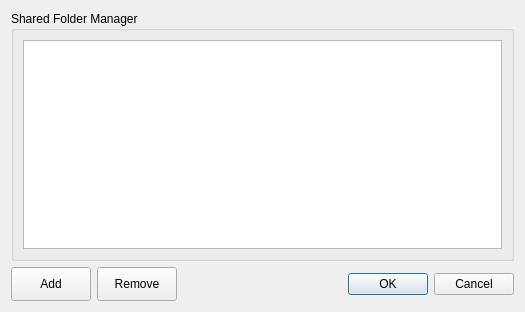
The window that retroshare-gui/src/gui/ShareManager.ui (RetroShare/RetroShare) describes before a commit, drawn with Qt 5.
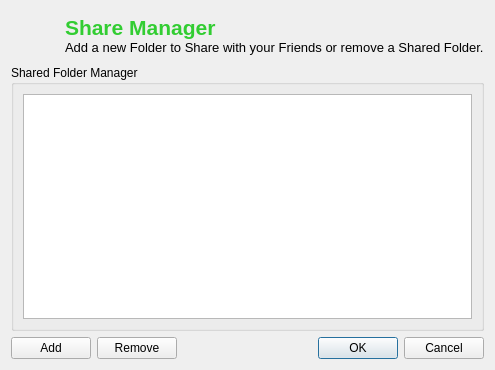
The same window after the commit. Icons and pictures are not drawn.

Commit message: * improved little bit Share Manager Design

Diff of the .ui file:
```diff
--- a/retroshare-gui/src/gui/ShareManager.ui
+++ b/retroshare-gui/src/gui/ShareManager.ui
@@ -5,8 +5,8 @@
    <rect>
     <x>0</x>
     <y>0</y>
-    <width>525</width>
-    <height>312</height>
+    <width>492</width>
+    <height>370</height>
    </rect>
   </property>
   <property name="windowTitle" >
@@ -17,6 +17,43 @@
   </property>
   <layout class="QGridLayout" >
    <item row="0" column="0" colspan="4" >
+    <layout class="QGridLayout" >
+     <item row="0" column="0" >
+      <widget class="QLabel" name="piclabel" >
+       <property name="minimumSize" >
+        <size>
+         <width>48</width>
+         <height>48</height>
+        </size>
+       </property>
+       <property name="maximumSize" >
+        <size>
+         <width>48</width>
+         <height>48</height>
+        </size>
+       </property>
+       <property name="text" >
+        <string/>
+       </property>
+       <property name="pixmap" >
+        <pixmap resource="images.qrc" >:/images/fileshare48.png</pixmap>
+       </property>
+      </widget>
+     </item>
+     <item row="0" column="1" >
+      <widget class="QLabel" name="label_2" >
+       <property name="text" >
+        <string>&lt;html>&lt;head>&lt;meta name="qrichtext" content="1" />&lt;style type="text/css">
+p, li { white-space: pre-wrap; }
+&lt;/style>&lt;/head>&lt;body style=" font-family:'Sans Serif'; font-size:9pt; font-weight:400; font-style:normal;">
+&lt;p style=" margin-top:0px; margin-bottom:0px; margin-left:0px; margin-right:0px; -qt-block-indent:0; text-indent:0px;">&lt;span style=" font-size:16pt; font-weight:600; color:#32cd32;">Share Manager&lt;/span>&lt;/p>
+&lt;p style=" margin-top:0px; margin-bottom:0px; margin-left:0px; margin-right:0px; -qt-block-indent:0; text-indent:0px; font-size:16pt;">&lt;span style=" font-size:10pt;">Add a new Folder to Share with your Friends or remove a Shared Folder.&lt;/span>&lt;/p>&lt;/body>&lt;/html></string>
+       </property>
+      </widget>
+     </item>
+    </layout>
+   </item>
+   <item row="1" column="0" colspan="4" >
     <widget class="QGroupBox" name="groupBox" >
      <property name="title" >
       <string>Shared Folder Manager</string>
@@ -28,12 +65,12 @@
      </layout>
     </widget>
    </item>
-   <item row="1" column="0" >
+   <item row="2" column="0" >
     <widget class="QPushButton" name="addButton" >
      <property name="minimumSize" >
       <size>
-       <width>34</width>
-       <height>34</height>
+       <width>27</width>
+       <height>0</height>
       </size>
      </property>
      <property name="maximumSize" >
@@ -56,12 +93,12 @@
      </property>
     </widget>
    </item>
-   <item row="1" column="1" >
+   <item row="2" column="1" >
     <widget class="QPushButton" name="removeButton" >
      <property name="minimumSize" >
       <size>
-       <width>34</width>
-       <height>34</height>
+       <width>0</width>
+       <height>0</height>
       </size>
      </property>
      <property name="maximumSize" >
@@ -78,13 +115,13 @@
      </property>
      <property name="iconSize" >
       <size>
-       <width>24</width>
-       <height>24</height>
+       <width>16</width>
+       <height>16</height>
       </size>
      </property>
     </widget>
    </item>
-   <item row="1" column="2" >
+   <item row="2" column="2" >
     <spacer>
      <property name="orientation" >
       <enum>Qt::Horizontal</enum>
@@ -97,7 +134,7 @@
      </property>
     </spacer>
    </item>
-   <item row="1" column="3" >
+   <item row="2" column="3" >
     <widget class="QDialogButtonBox" name="buttonBox" >
      <property name="orientation" >
       <enum>Qt::Horizontal</enum>
```
Left out of the diff: 6 changed lines with no effect on the pictures. The commit also changes 1 other file.
